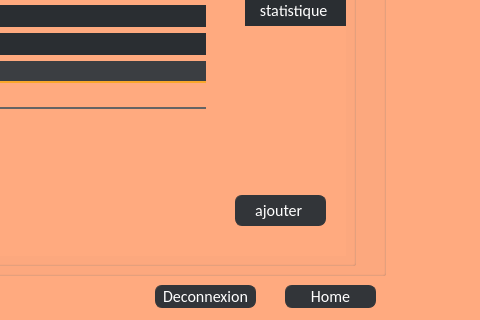
Before: the Qt Designer form gestion_boutique.ui in hanenjabnoun-Esprit-2019/Smart_Pastry_Shop_2A25, drawn with Qt 5; both pictures show x 685 to 1165 and y 225 to 545 of the 1315 by 545 pixel window.
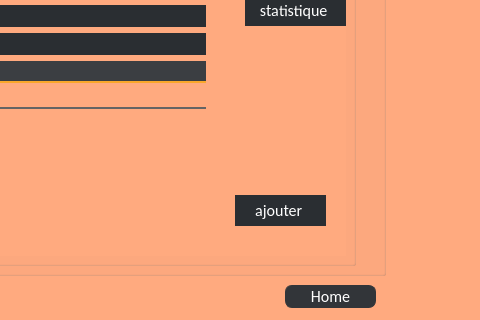
After: the same form once the commit is applied. The open tabs and pages were chosen to show the change. Icons and pictures are not drawn.

```diff
--- a/gestion_boutique.ui
+++ b/gestion_boutique.ui
@@ -22,7 +22,7 @@
      <x>-10</x>
      <y>30</y>
      <width>1311</width>
-     <height>511</height>
+     <height>541</height>
     </rect>
    </property>
    <property name="currentIndex">
@@ -657,16 +657,15 @@
          <property name="styleSheet">
           <string notr="true">QPushButton
 {
-	background-color:rgb(50, 53, 57);
-	border-style:solid;
-	border-radius:7px;
-	border-width:1px;
-border-color: rgb(50, 53, 57);
+	background-color: rgb(42, 46, 50);
+   border-radius:0px;
 	color:#ffffff;
 	font-size:16px;
 font-family:Calibri;
+
+qproperty-iconSize:35px;
+
 }
-
 QPushButton:hover
 {
 	background-color: #00000000;
@@ -680,6 +679,7 @@
 	border-color: rgba(30, 227, 0,0);
 	color:rgb(255, 255, 255);
 }
+
 </string>
          </property>
          <property name="text">
@@ -1067,47 +1067,6 @@
       </widget>
      </widget>
     </widget>
-    <widget class="QPushButton" name="deconnexion1">
-     <property name="geometry">
-      <rect>
-       <x>850</x>
-       <y>480</y>
-       <width>101</width>
-       <height>23</height>
-      </rect>
-     </property>
-     <property name="styleSheet">
-      <string notr="true">QPushButton
-{
-	background-color:rgb(50, 53, 57);
-	border-style:solid;
-	border-radius:7px;
-	border-width:1px;
-border-color: rgb(50, 53, 57);
-	color:#ffffff;
-	font-size:16px;
-font-family:Calibri;
-}
-
-QPushButton:hover
-{
-	background-color: #00000000;
-	border-color:red;
-	/*color:rgb(30, 227, 0);*/
-}
-
-QPushButton:focus
-{
-	background-color:  red;
-	border-color: red;
-	color:rgb(255, 255, 255);
-}
-</string>
-     </property>
-     <property name="text">
-      <string>Deconnexion</string>
-     </property>
-    </widget>
     <widget class="QPushButton" name="home1">
      <property name="geometry">
       <rect>
```
Left out of the diff: 102 changed lines with no effect on the pictures.
